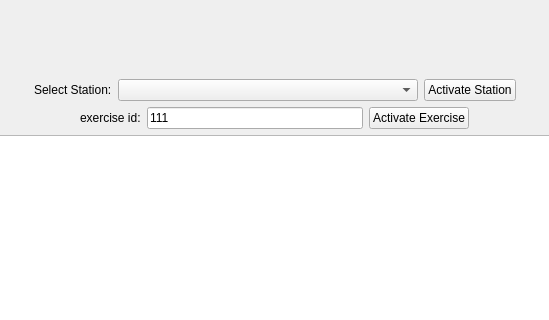
The window that src/infrastructure/station_manager/layouts/station_selection_ui.ui (tedseb/RWTH-UKA-Pose-estimation) describes before a commit, drawn with Qt 5; both pictures show x 146 to 695 and y 0 to 320 of the 841 by 427 pixel window.
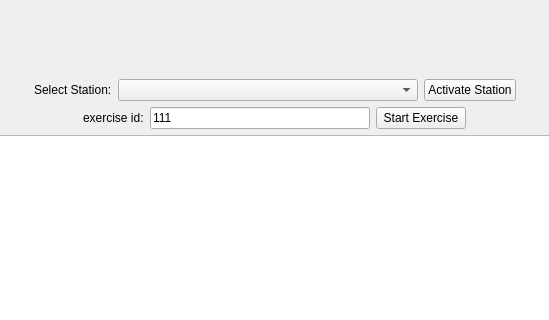
The same window after the commit.

```diff
--- a/src/infrastructure/station_manager/layouts/station_selection_ui.ui
+++ b/src/infrastructure/station_manager/layouts/station_selection_ui.ui
@@ -129,7 +129,7 @@
          </size>
         </property>
         <property name="text">
-         <string>Activate Exercise</string>
+         <string>Start Exercise</string>
         </property>
        </widget>
       </item>
```
